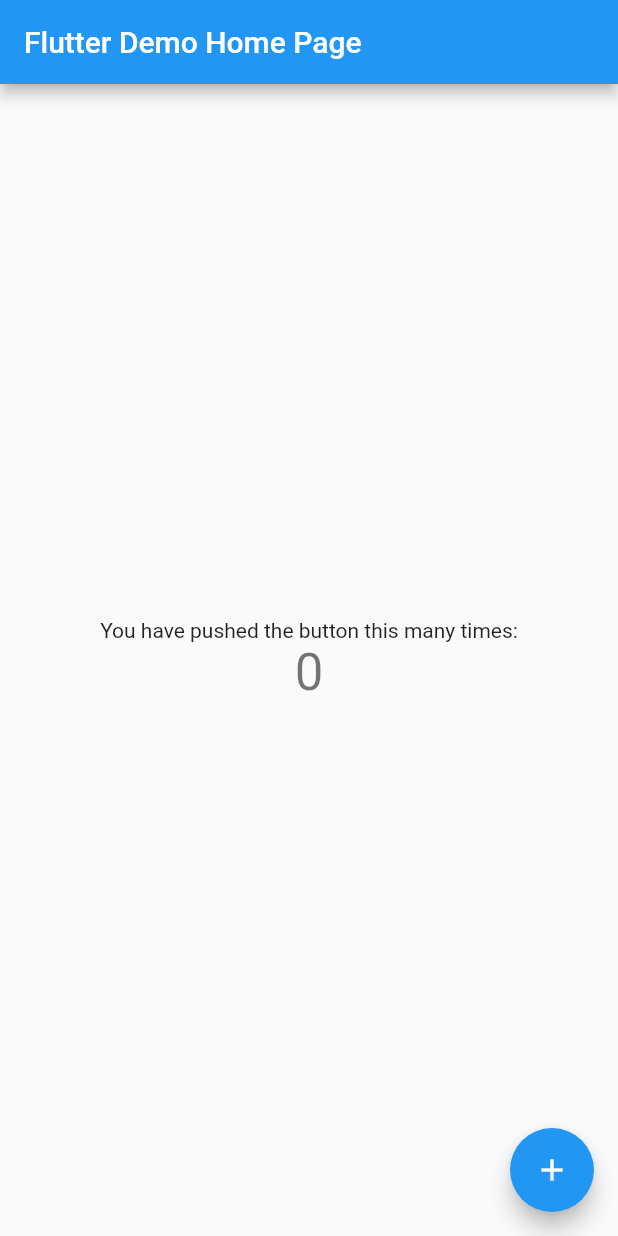
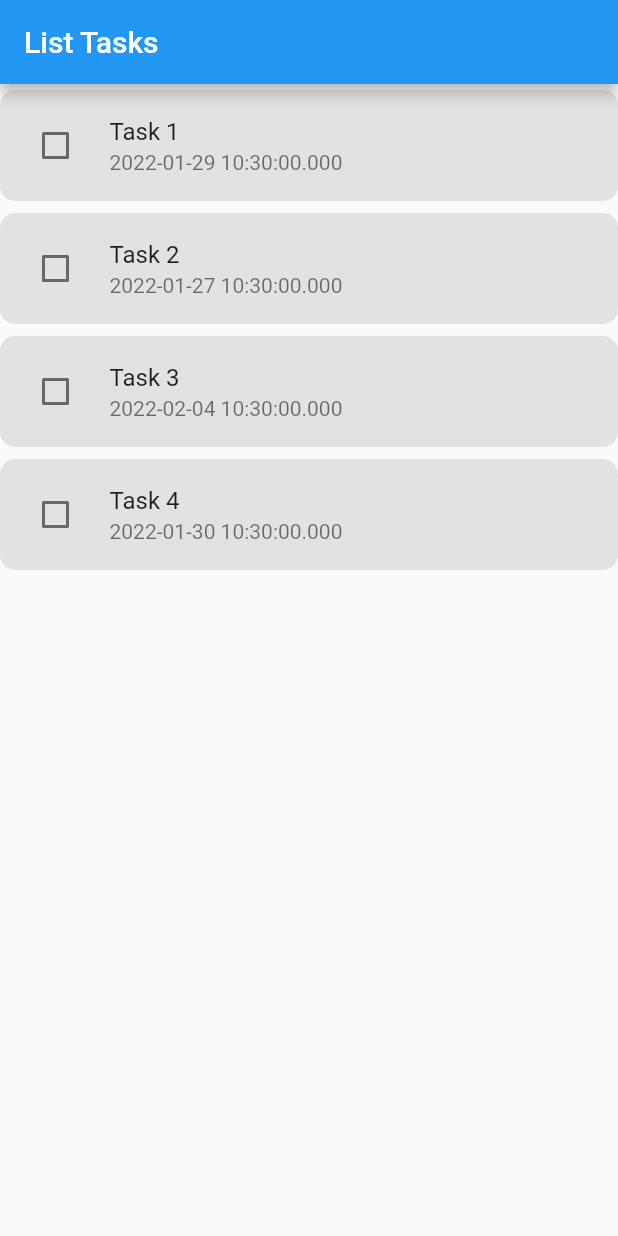
Before and after one commit to HoussemTN/devbrains-todo, a Flutter app: the screen it shows after launch, on a phone screen of 412 x 824 dp. Run offline on Flutter 3.47's test engine with Material 2 defaults, Android fonts, the phone set to English and light mode, and no system bars.

Commit message:
feat: add checkbox in list tasks

```diff
--- a/lib/main.dart
+++ b/lib/main.dart
@@ -1,7 +1,16 @@
 import 'package:flutter/material.dart';
-
+import 'package:provider/provider.dart';
+import 'package:todo/view/ListTasksView.dart';
+import 'provider/TaskModel.dart';
 void main() {
-  runApp(const MyApp());
+  runApp(
+      MultiProvider(
+        providers: [
+          ChangeNotifierProvider(create: (context) => TaskModel()),
+        ],
+        child: const MyApp(),
+      ),
+  );
 }
 
 class MyApp extends StatelessWidget {
@@ -13,103 +22,9 @@ class MyApp extends StatelessWidget {
     return MaterialApp(
       title: 'Flutter Demo',
       theme: ThemeData(
-        // This is the theme of your application.
-        //
-        // Try running your application with "flutter run". You'll see the
-        // application has a blue toolbar. Then, without quitting the app, try
-        // changing the primarySwatch below to Colors.green and then invoke
-        // "hot reload" (press "r" in the console where you ran "flutter run",
-        // or simply save your changes to "hot reload" in a Flutter IDE).
-        // Notice that the counter didn't reset back to zero; the application
-        // is not restarted.
         primarySwatch: Colors.blue,
       ),
-      home: const MyHomePage(title: 'Flutter Demo Home Page'),
+      home: ListTasksView()
     );
   }
 }
-
-class MyHomePage extends StatefulWidget {
-  const MyHomePage({Key? key, required this.title}) : super(key: key);
-
-  // This widget is the home page of your application. It is stateful, meaning
-  // that it has a State object (defined below) that contains fields that affect
-  // how it looks.
-
-  // This class is the configuration for the state. It holds the values (in this
-  // case the title) provided by the parent (in this case the App widget) and
-  // used by the build method of the State. Fields in a Widget subclass are
-  // always marked "final".
-
-  final String title;
-
-  @override
-  State<MyHomePage> createState() => _MyHomePageState();
-}
-
-class _MyHomePageState extends State<MyHomePage> {
-  int _counter = 0;
-
-  void _incrementCounter() {
-    setState(() {
-      // This call to setState tells the Flutter framework that something has
-      // changed in this State, which causes it to rerun the build method below
-      // so that the display can reflect the updated values. If we changed
-      // _counter without calling setState(), then the build method would not be
-      // called again, and so nothing would appear to happen.
-      _counter++;
-    });
-  }
-
-  @override
-  Widget build(BuildContext context) {
-    // This method is rerun every time setState is called, for instance as done
-    // by the _incrementCounter method above.
-    //
-    // The Flutter framework has been optimized to make rerunning build methods
-    // fast, so that you can just rebuild anything that needs updating rather
-    // than having to individually change instances of widgets.
-    return Scaffold(
-      appBar: AppBar(
-        // Here we take the value from the MyHomePage object that was created by
-        // the App.build method, and use it to set our appbar title.
-        title: Text(widget.title),
-      ),
-      body: Center(
-        // Center is a layout widget. It takes a single child and positions it
-        // in the middle of the parent.
-        child: Column(
-          // Column is also a layout widget. It takes a list of children and
-          // arranges them vertically. By default, it sizes itself to fit its
-          // children horizontally, and tries to be as tall as its parent.
-          //
-          // Invoke "debug painting" (press "p" in the console, choose the
-          // "Toggle Debug Paint" action from the Flutter Inspector in Android
-          // Studio, or the "Toggle Debug Paint" command in Visual Studio Code)
-          // to see the wireframe for each widget.
-          //
-          // Column has various properties to control how it sizes itself and
-          // how it positions its children. Here we use mainAxisAlignment to
-          // center the children vertically; the main axis here is the vertical
-          // axis because Columns are vertical (the cross axis would be
-          // horizontal).
-          mainAxisAlignment: MainAxisAlignment.center,
-          children: <Widget>[
-            const Text(
-              'You have pushed the button this many times:',
-            ),
-            Text(
-              '$_counter',
-              style: Theme.of(context).textTheme.headline4,
-            ),
-          ],
-        ),
-      ),
-      floatingActionButton: FloatingActionButton(
-        onPressed: _incrementCounter,
-        tooltip: 'Increment',
-        child: const Icon(Icons.add),
-      ), // This trailing comma makes auto-formatting nicer for build methods.
-    );
-  }
-}
--- a/lib/provider/TaskModel.dart
+++ b/lib/provider/TaskModel.dart
@@ -1,16 +1,19 @@
 import 'package:flutter/material.dart';
 import 'package:todo/model/Task.dart';
 
-class CartModel extends ChangeNotifier {
+class TaskModel extends ChangeNotifier {
 
   final List<Task> _todoTasks = [
     Task("Task 1",false,"Create Provider",DateTime.now().add(Duration(days: 1))),
-    Task("Task 1",false,"Create Provider",DateTime.now().subtract(Duration(days: 1))),
-    Task("Task 1",false,"Create Provider",DateTime.now().add(Duration(days: 7))),
-    Task("Task 1",false,"Create Provider",DateTime.now().add(Duration(days: 2))),
+    Task("Task 2",false,"Create Provider",DateTime.now().subtract(Duration(days: 1))),
+    Task("Task 3",false,"Create Provider",DateTime.now().add(Duration(days: 7))),
+    Task("Task 4",false,"Create Provider",DateTime.now().add(Duration(days: 2))),
   ];
 
   List<Task> get todoTasks => _todoTasks;
-
+  void markAsDone(int index){
+    _todoTasks[index].status=true;
+    notifyListeners();
+  }
 
 }
--- /dev/null
+++ b/lib/view/ListTasksView.dart
@@ -0,0 +1,56 @@
+
+
+
+import 'package:flutter/material.dart';
+import 'package:provider/provider.dart';
+import 'package:todo/provider/TaskModel.dart';
+
+class ListTasksView extends StatefulWidget {
+  const ListTasksView({Key? key}) : super(key: key);
+
+  @override
+  _ListTasksViewState createState() => _ListTasksViewState();
+}
+
+class _ListTasksViewState extends State<ListTasksView> {
+  @override
+  Widget build(BuildContext context) {
+    return Consumer<TaskModel>(
+        builder: (context, model, child) {
+          return Scaffold(
+            appBar: AppBar(
+              title: Text("List Tasks"),
+            ),
+            body: ListView.builder(
+              itemCount:model.todoTasks.length,
+              itemBuilder: (BuildContext context, int index) {
+                  return Padding(
+                    padding: const EdgeInsets.symmetric(vertical: 4.0),
+                    child: Container(
+                      decoration: BoxDecoration(
+                        color: Color(0xFFE2E2E2),
+                        border: Border.all(
+                          color: Color(0xFFE2E2E2),
+                        ),
+                        borderRadius: BorderRadius.circular(10)
+                      ),
+                      child: CheckboxListTile(
+                        title: Text(model.todoTasks[index].title),
+                        subtitle: Text(model.todoTasks[index].deadline.toString()),
+                        value: model.todoTasks[index].status,
+                        onChanged: (bool? value) {
+                          model.markAsDone(index);
+                          print(model.todoTasks[index].status);
+                        },
+                        controlAffinity: ListTileControlAffinity.leading,
+                      ),
+                    ),
+                  );
+              },
+
+            ),
+          );
+        }
+    );
+  }
+}
```
